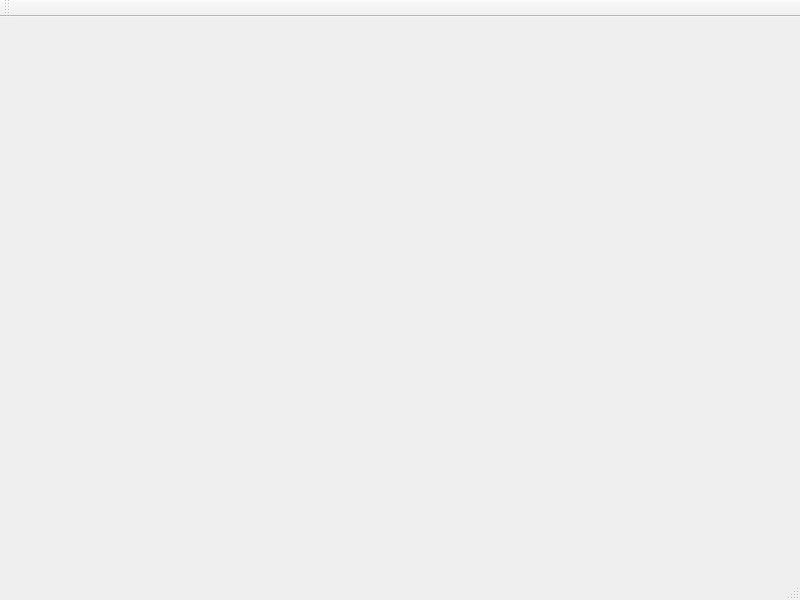
First picture: the form in AlbumPlayer/mainwindow.ui, repository Vmpy/Qt6-Things, before the edit.
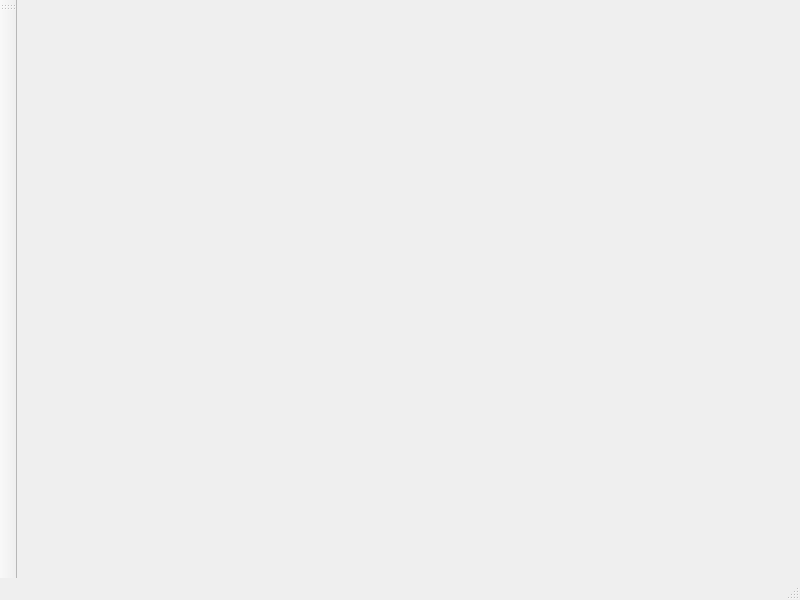
Second picture: the form after the edit.

What changed in the file:
```diff
--- a/AlbumPlayer/mainwindow.ui
+++ b/AlbumPlayer/mainwindow.ui
@@ -43,7 +43,7 @@
     <string>toolBar</string>
    </property>
    <attribute name="toolBarArea">
-    <enum>TopToolBarArea</enum>
+    <enum>LeftToolBarArea</enum>
    </attribute>
    <attribute name="toolBarBreak">
     <bool>false</bool>
```
